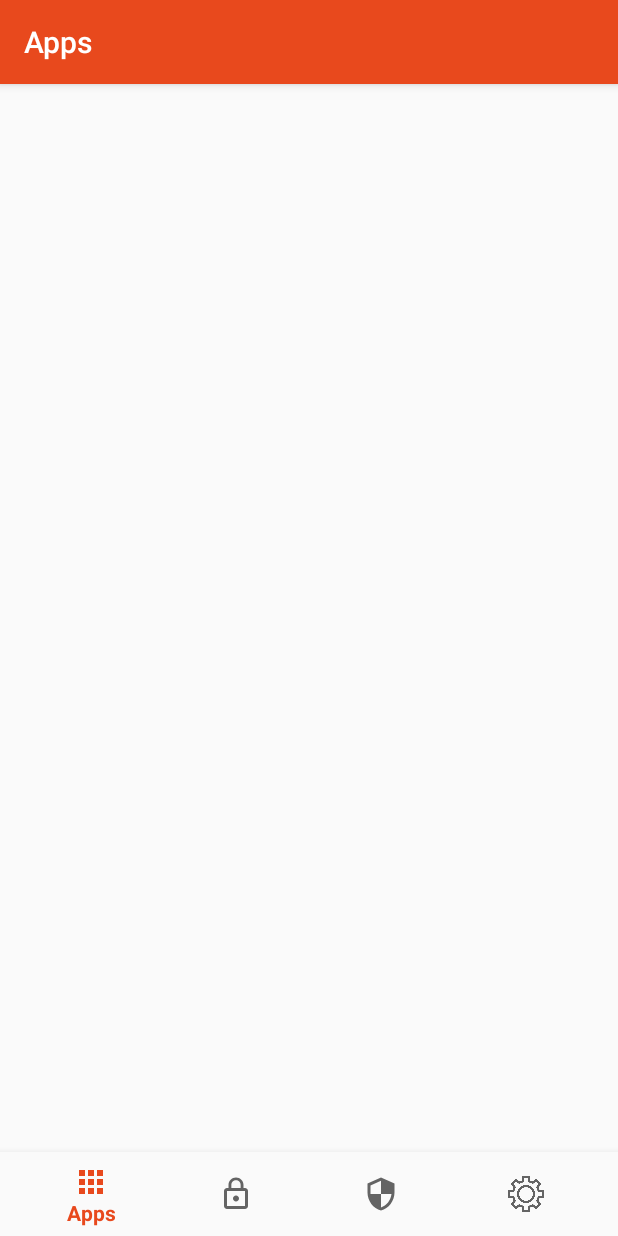
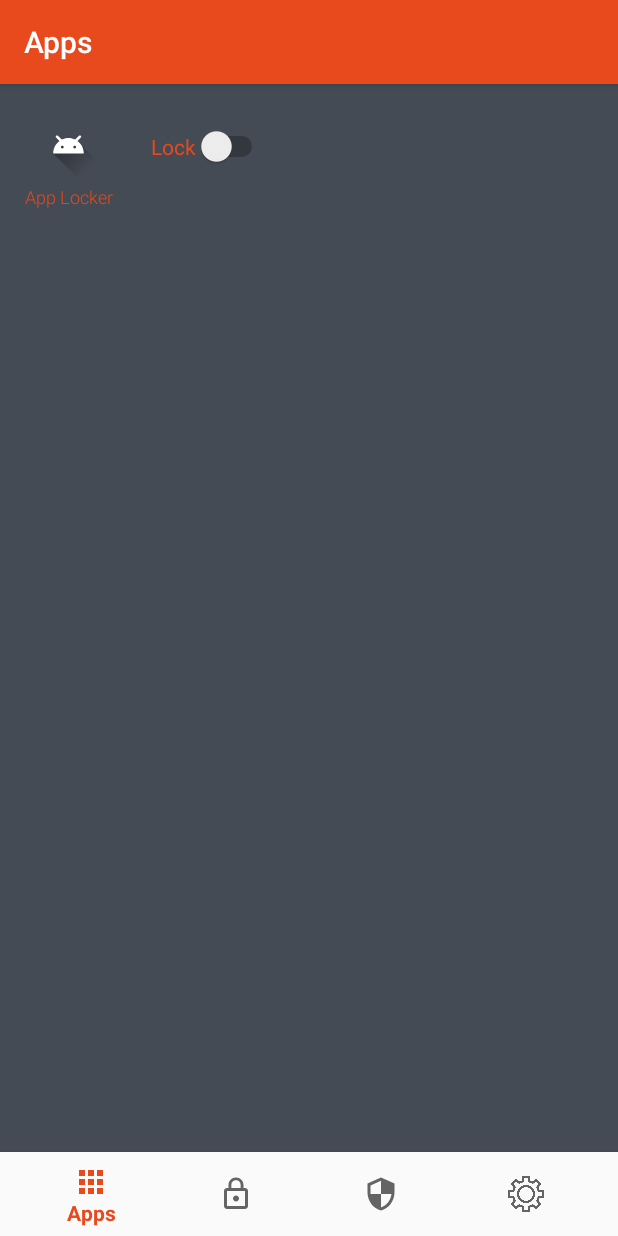
Before and after one commit to Jawidmohammadi/app-locker, an Android app: the AppsFragment screen opened directly, with no data from a screen before it, on a phone screen of 412 x 824 dp. Run offline under Robolectric (Android 15) with nearby library versions, the phone set to English and light mode, and no system bars; our stand-ins replace Room's generated code, RxJava, navigation-ui.

Commit message:
designed icon_item.xml for app fragment

```diff
--- a/app/build.gradle
+++ b/app/build.gradle
@@ -87,4 +87,5 @@ dependencies {
     testImplementation 'junit:junit:4.12'
     androidTestImplementation 'androidx.test:runner:1.2.0'
     androidTestImplementation 'androidx.test.espresso:espresso-core:3.2.0'
+    implementation 'androidx.gridlayout:gridlayout:1.0.0'
 }
--- a/app/src/main/java/com/jawidmohammadi/applocker/controller/ui/apps/AppsFragment.java
+++ b/app/src/main/java/com/jawidmohammadi/applocker/controller/ui/apps/AppsFragment.java
@@ -1,6 +1,7 @@
 package com.jawidmohammadi.applocker.controller.ui.apps;
 
 import android.os.Bundle;
+import android.util.Log;
 import android.view.LayoutInflater;
 import android.view.View;
 import android.view.ViewGroup;
@@ -13,6 +14,8 @@ import androidx.lifecycle.ViewModelProvider;
 import androidx.lifecycle.ViewModelProviders;
 import androidx.recyclerview.widget.RecyclerView;
 import com.jawidmohammadi.applocker.R;
+import com.jawidmohammadi.applocker.view.AppRecyclerAdapter;
+import java.util.ArrayList;
 
 
 public class AppsFragment extends Fragment {
@@ -38,8 +41,11 @@ public class AppsFragment extends Fragment {
   public void onViewCreated(@NonNull View view, @Nullable Bundle savedInstanceState) {
     super.onViewCreated(view, savedInstanceState);
     appsViewModel = new ViewModelProvider(this).get(AppsViewModel.class);
-    //TODO Observe viewmodel data.
-
+    appsViewModel.getApps().observe(getViewLifecycleOwner(), (apps) -> {
+      AppRecyclerAdapter adapter = new AppRecyclerAdapter(getContext(), new ArrayList<>(apps));
+      appList.setAdapter(adapter);
+    });
+    appsViewModel.refreshApps();
 
 
   }
--- a/app/src/main/java/com/jawidmohammadi/applocker/controller/ui/apps/AppsViewModel.java
+++ b/app/src/main/java/com/jawidmohammadi/applocker/controller/ui/apps/AppsViewModel.java
@@ -14,13 +14,14 @@ import com.jawidmohammadi.applocker.model.repository.AppRepository;
 import io.reactivex.disposables.CompositeDisposable;
 import java.util.LinkedList;
 import java.util.List;
+import java.util.Set;
 
 // added this to view list of apps in recycler view
 
 public class AppsViewModel extends AndroidViewModel implements LifecycleObserver {
 
   private final AppRepository repository;
-  private final MutableLiveData<List<App>> apps;
+  private final MutableLiveData<Set<App>> apps;
   private final MutableLiveData<Throwable> throwable;
   private final CompositeDisposable pending;
 
@@ -32,16 +33,17 @@ public class AppsViewModel extends AndroidViewModel implements LifecycleObserver
     pending = new CompositeDisposable();
   }
 
-  public LiveData<List<App>> getApps() {
+  public LiveData<Set<App>> getApps() {
     return apps;
   }
 
   public void refreshApps() {
-    List<App> apps = new LinkedList<>();
     pending.add(
         repository.getAll()
-            .doFinally(() -> this.apps.postValue(apps))
-            .forEach(apps::add)
+            .subscribe(
+                apps::postValue,
+                throwable::postValue
+            )
     );
   }
 
--- a/app/src/main/java/com/jawidmohammadi/applocker/model/dao/AppDao.java
+++ b/app/src/main/java/com/jawidmohammadi/applocker/model/dao/AppDao.java
@@ -31,7 +31,7 @@ public interface AppDao {
   Single<Integer> delete(App... app);
 
   @Query("SELECT * FROM App ORDER BY application_id")
-  Flowable<List<App>> select();
+  Single<List<App>> select();
 
   @Query("SELECT * FROM App WHERE application_id = :appId")
   Single<App> select (long appId);
--- a/app/src/main/java/com/jawidmohammadi/applocker/model/repository/AppRepository.java
+++ b/app/src/main/java/com/jawidmohammadi/applocker/model/repository/AppRepository.java
@@ -48,22 +48,20 @@ public class AppRepository {
   }
   // TODO implement in app view model to invoke this methode in the repository to lock it.
 
-  public Flowable<App> getAll() {
+  public Single<Set<App>> getAll() {
+    return database.getApplicationDao().select()
+        .subscribeOn(Schedulers.io())
+        .map((apps)->{
           PackageManager manager = context.getPackageManager();
           Set<App> appSet = new TreeSet<>();
-    database.getApplicationDao().select()
-        .subscribeOn(Schedulers.io())
-        .subscribe(
-            (apps) -> {
           for (App app : apps) {
             app.setLabel(manager.getApplicationLabel(
                 manager.getApplicationInfo(app.getPkg(), 0)).toString());
           }
           appSet.addAll(apps);
           appSet.addAll(buildAppPackageList());
-            }
-        );
-    return Flowable.fromIterable(appSet);
+          return appSet;
+        });
   }
 
   public Completable lock(String pkg, String password) throws NoSuchAlgorithmException {
--- a/app/src/main/java/com/jawidmohammadi/applocker/services/GoogleSignInService.java
+++ b/app/src/main/java/com/jawidmohammadi/applocker/services/GoogleSignInService.java
@@ -27,7 +27,6 @@ public class GoogleSignInService {
         .requestEmail()
         .requestId()
         .requestProfile()
-        .requestIdToken(BuildConfig.GOOGLE_CLIENT_ID)
         .build();
     client = GoogleSignIn.getClient(context, options);
   }
--- a/app/src/main/res/layout/fragment_apps.xml
+++ b/app/src/main/res/layout/fragment_apps.xml
@@ -3,7 +3,8 @@
   xmlns:android="http://schemas.android.com/apk/res/android"
   xmlns:app="http://schemas.android.com/apk/res-auto"
   android:layout_width="match_parent"
-  android:layout_height="match_parent">
+  android:layout_height="match_parent"
+  android:background="@color/background">
 
 
   <androidx.recyclerview.widget.RecyclerView
--- a/app/src/main/res/layout/icon_item.xml
+++ b/app/src/main/res/layout/icon_item.xml
@@ -1,29 +1,35 @@
 <?xml version="1.0" encoding="utf-8"?>
-<androidx.cardview.widget.CardView
+
+<androidx.constraintlayout.widget.ConstraintLayout
   xmlns:android="http://schemas.android.com/apk/res/android"
   xmlns:app="http://schemas.android.com/apk/res-auto"
   xmlns:tools="http://schemas.android.com/tools"
   android:layout_width="match_parent"
   android:layout_height="wrap_content">
 
-  <androidx.constraintlayout.widget.ConstraintLayout
-    android:layout_width="match_parent"
-    android:layout_height="wrap_content">
-
-
   <ImageView
     android:id="@+id/icon"
-  android:layout_width="0dp"
+    android:layout_width="50dp"
     android:layout_height="wrap_content"
-  android:layout_margin="@dimen/icon_margin"
+    android:layout_weight="@integer/icon_weight"
+    android:layout_margin="16dp"
+    android:adjustViewBounds="true"
     android:scaleType="fitXY"
-  android:adjustViewBounds="true"
-  android:layout_weight="@integer/icon_weight"
-  app:layout_constraintBottom_toTopOf="@id/label"
+    app:layout_constraintBottom_toBottomOf="parent"
     app:layout_constraintHorizontal_weight="3"
-  app:layout_constraintStart_toStartOf="parent"
+    app:layout_constraintStart_toStartOf="@id/guideline"
     app:layout_constraintTop_toTopOf="parent"/>
-
+  <Switch
+    android:id="@+id/lock_switch"
+    android:layout_width="wrap_content"
+    android:layout_height="wrap_content"
+    android:layout_weight="1"
+    android:text="Lock"
+    android:textColor="@color/colorPrimary"
+    app:layout_constraintBottom_toBottomOf="parent"
+    app:layout_constraintStart_toStartOf="@id/icon"
+    android:layout_marginStart="80dp"
+    app:layout_constraintTop_toTopOf="parent"/>
   <TextView
     android:id="@+id/label"
     style="@style/TextAppearance.AppCompat.Large"
@@ -31,26 +37,18 @@
     android:layout_height="wrap_content"
     android:layout_weight="@integer/label_weight"
     android:fontFamily="sans-serif-light"
-    app:layout_constraintStart_toStartOf="parent"
-    app:layout_constraintEnd_toEndOf="parent"
-    app:layout_constraintTop_toBottomOf="@id/icon"
+    android:layout_marginStart="16dp"
+    app:layout_constraintEnd_toEndOf="@id/icon"
+    android:textColor="@color/colorPrimary"
+    android:textSize="12sp"
     app:layout_constraintBottom_toBottomOf="parent"
+    app:layout_constraintStart_toStartOf="@id/guideline"
+    app:layout_constraintTop_toBottomOf="@+id/icon"/>
 
-    />
-
-
-    <Switch
-      android:id="@+id/switch1"
+  <androidx.constraintlayout.widget.Guideline
+    android:id="@+id/guideline"
     android:layout_width="wrap_content"
     android:layout_height="wrap_content"
-      android:layout_weight="1"
-      android:text="Unlock/Lock"
-      app:layout_constraintStart_toStartOf="@id/icon"
-      app:layout_constraintEnd_toEndOf="parent"
-      app:layout_constraintTop_toTopOf="parent"
-      app:layout_constraintBottom_toBottomOf="parent"
-      />
+    android:orientation="vertical"
+    app:layout_constraintGuide_begin="5dp"/>
 </androidx.constraintlayout.widget.ConstraintLayout>
-
-
-</androidx.cardview.widget.CardView>
--- a/app/src/main/res/values/integers.xml
+++ b/app/src/main/res/values/integers.xml
@@ -1,5 +1,5 @@
 <?xml version="1.0" encoding="utf-8"?>
 <resources>
   <integer name="icon_weight">1</integer>
-  <integer name="label_weight">5</integer>
+  <integer name="label_weight">1</integer>
 </resources>
```
Also changed, not shown: app/src/main/AndroidManifest.xml (+4 -4 lines), app/src/main/java/com/jawidmohammadi/applocker/controller/LoginActivity.java (+5 -4 lines). Lines whose indentation alone changed are shown as unchanged.
